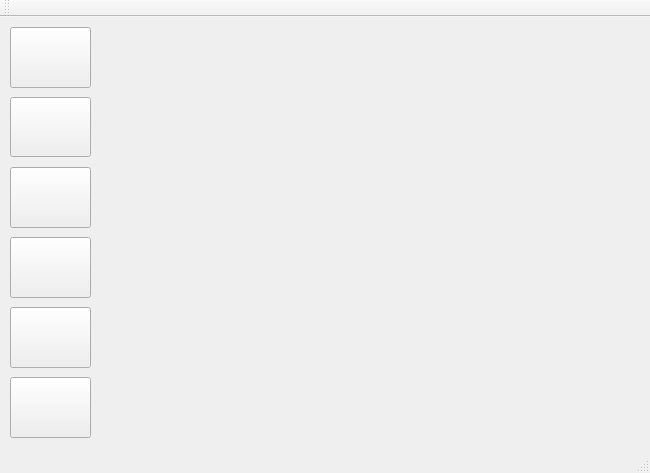
This is SimuladorDeRede/src/visao/mainwindow.ui in ederschramm/network-simulation as Qt 5 draws it before an edit. The edited form follows.
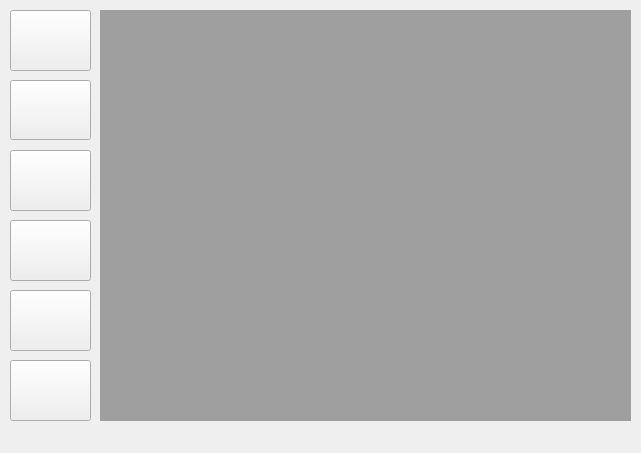
This is the edited form. Icons and pictures are not drawn.

Diff of the .ui file:
```diff
--- a/SimuladorDeRede/src/visao/mainwindow.ui
+++ b/SimuladorDeRede/src/visao/mainwindow.ui
@@ -6,8 +6,8 @@
    <rect>
     <x>0</x>
     <y>0</y>
-    <width>650</width>
-    <height>473</height>
+    <width>641</width>
+    <height>453</height>
    </rect>
   </property>
   <property name="windowTitle">
@@ -156,13 +156,13 @@
      </size>
     </property>
    </widget>
-   <widget class="QWidget" name="widgetDiagrama" native="true">
+   <widget class="QMdiArea" name="mdiArea">
     <property name="geometry">
      <rect>
       <x>100</x>
       <y>10</y>
-      <width>541</width>
-      <height>401</height>
+      <width>531</width>
+      <height>411</height>
      </rect>
     </property>
    </widget>
@@ -177,15 +177,6 @@
     </rect>
    </property>
   </widget>
-  <widget class="QToolBar" name="mainToolBar">
-   <attribute name="toolBarArea">
-    <enum>TopToolBarArea</enum>
-   </attribute>
-   <attribute name="toolBarBreak">
-    <bool>false</bool>
-   </attribute>
-  </widget>
-  <widget class="QStatusBar" name="statusBar"/>
  </widget>
  <layoutdefault spacing="6" margin="11"/>
  <resources>
```
Left out of the diff: 2 changed lines with no effect on the pictures.
